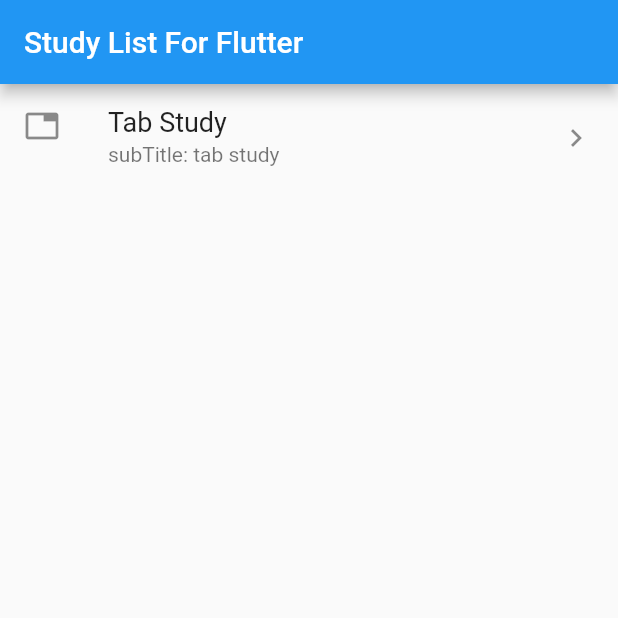
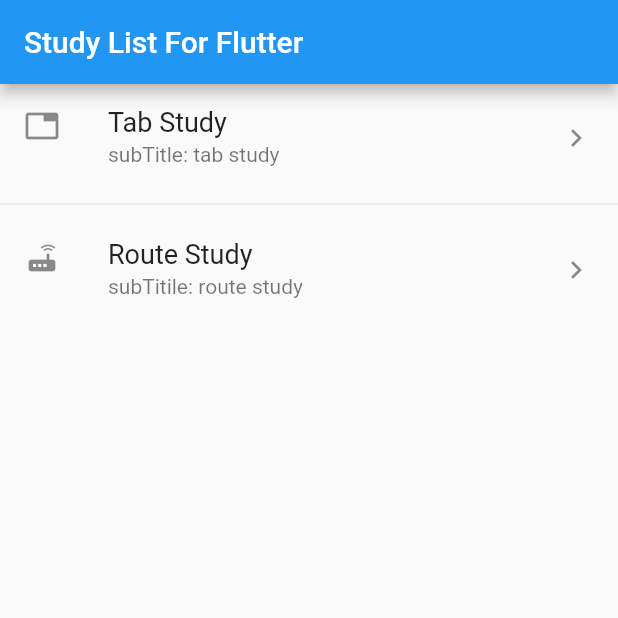
Before and after one commit to Rex-Man/flutterStudy, a Flutter app: the screen it shows after launch, on a phone screen of 412 x 824 dp, the top half of it. Run offline on Flutter 3.47's test engine with Material 2 defaults, Android fonts, the phone set to English and light mode, and no system bars.

Commit message:
sample route

```diff
--- a/lib/main.dart
+++ b/lib/main.dart
@@ -1,5 +1,6 @@
 import 'package:flutter/material.dart';
 
+import 'RouteStudy/route_list.dart';
 import 'TabStudy/tab_study.dart';
 
 void main() => runApp(MyApp());
@@ -61,18 +62,18 @@ class MyHomePage extends StatelessWidget{
     );
   }
   List<Widget> widgets=<Widget>[
-    TabStudy()
+    TabStudy(),RouteStudy()
   ];
 
   // 数据源
   List<String> titleItems = <String>[
-    'Tab Study'
+    'Tab Study','Route Study'
   ];
 
   List<Icon> iconItems = <Icon>[
-    new Icon(Icons.tab),
+    new Icon(Icons.tab), Icon(Icons.router)
   ];
 
   List<String> subTitleItems = <String>[
-    'subTitle: tab study'
+    'subTitle: tab study','subTitile: route study'
   ];
```
Also changed, not shown: lib/RouteStudy/route_list.dart (added, +17 -0 lines), lib/RouteStudy/sample_route.dart (added, +32 -0 lines), lib/RouteStudy/route_study_samplepage1.dart (deleted), lib/RouteStudy/route_study_samplepage2.dart (deleted).
